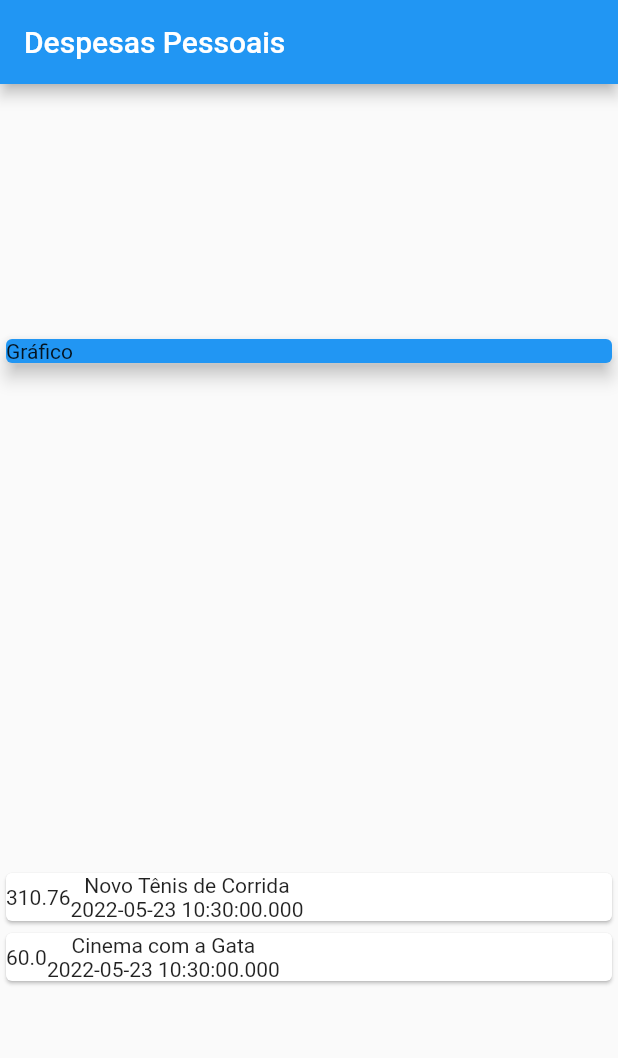
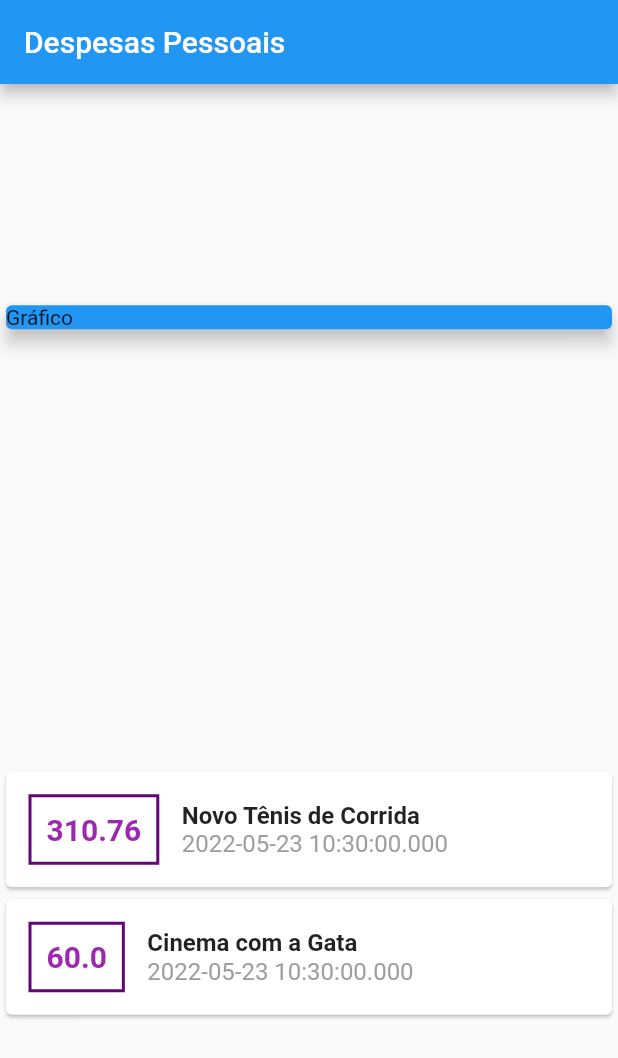
Before and after one commit to colombolucas/expensesApp, a Flutter app: the screen it shows after launch, on a phone screen of 412 x 824 dp. Shown: the top 1058 px of the screen. Run offline on Flutter 3.47's test engine with Material 2 defaults, Android fonts, the phone set to English and light mode, and no system bars.

Commit message:
Estilos da fonte

```diff
--- a/lib/main.dart
+++ b/lib/main.dart
@@ -51,12 +51,37 @@ class MyHomePage extends StatelessWidget {
                   child: Row(
                 children: [
                   Container(
-                    child: Text(tr.value.toString()),
+                    margin: EdgeInsets.symmetric(horizontal: 15, vertical: 15),
+                    decoration: BoxDecoration(
+                        border: Border.all(
+                      color: Color.fromARGB(255, 100, 4, 117),
+                      width: 2,
+                    )),
+                    padding: EdgeInsets.all(10),
+                    child: Text(
+                      tr.value.toString(),
+                      style: TextStyle(
+                        fontWeight: FontWeight.bold,
+                        fontSize: 20,
+                        color: Colors.purple,
+                      ),
+                    ),
                   ),
                   Column(
+                    crossAxisAlignment: CrossAxisAlignment.start,
                     children: [
-                      Text(tr.title),
-                      Text(tr.date.toString()),
+                      Text(
+                        tr.title,
+                        style: TextStyle(
+                            fontSize: 16, fontWeight: FontWeight.bold),
+                      ),
+                      Text(
+                        tr.date.toString(),
+                        style: TextStyle(
+                          fontSize: 16,
+                          color: Colors.grey,
+                        ),
+                      ),
                     ],
                   )
                 ],
```
